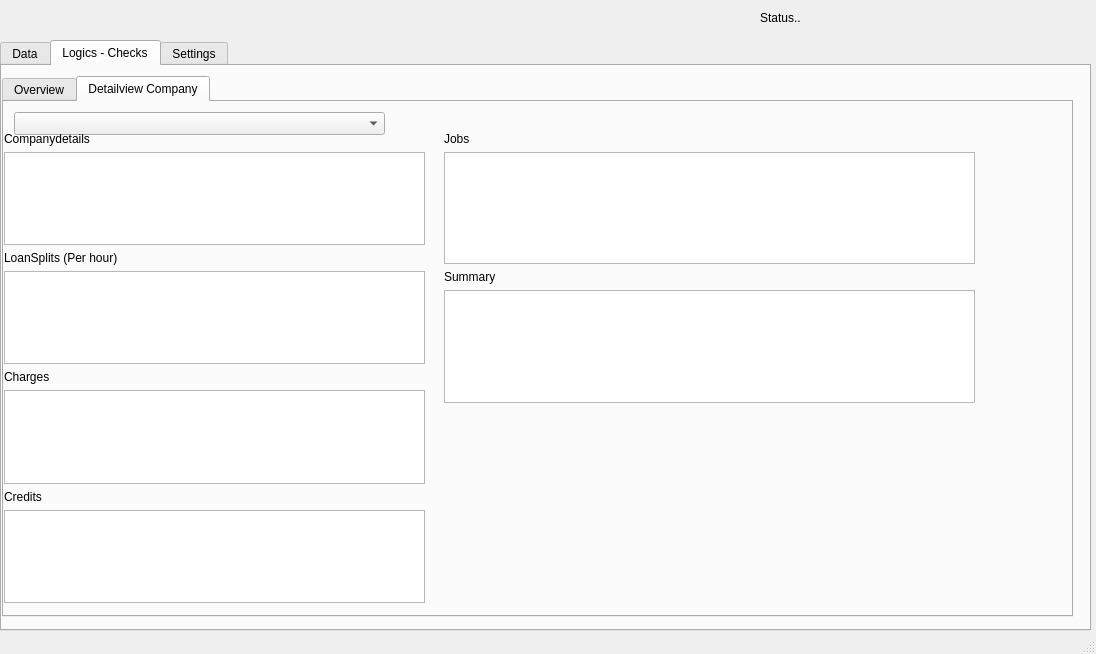
Before: the Qt Designer form main.ui in hersche/jobManagement, drawn with Qt 5.
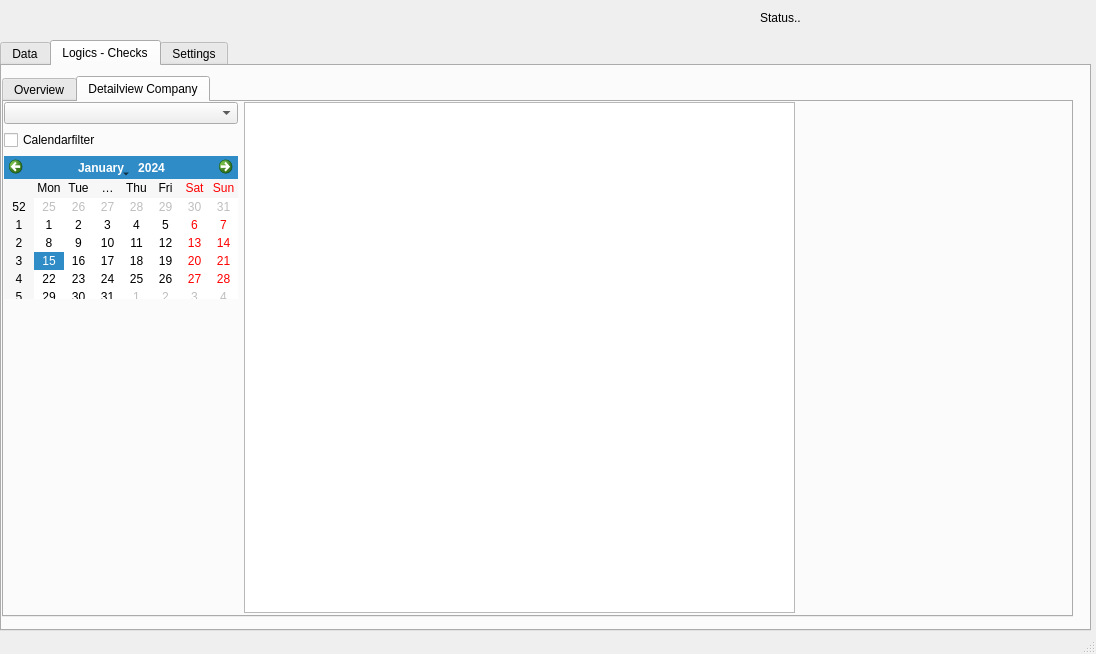
After: the same form once the commit is applied. Custom widgets are drawn as their Qt base class.

Diff of the .ui file:
```diff
--- a/main.ui
+++ b/main.ui
@@ -1060,13 +1060,13 @@
        <attribute name="title">
         <string>Detailview Company</string>
        </attribute>
-       <widget class="QComboBox" name="companyViewList">
+       <widget class="QTextEdit" name="companyViewText">
         <property name="geometry">
          <rect>
-          <x>10</x>
-          <y>10</y>
-          <width>371</width>
-          <height>23</height>
+          <x>240</x>
+          <y>0</y>
+          <width>551</width>
+          <height>511</height>
          </rect>
         </property>
        </widget>
@@ -1074,87 +1074,25 @@
         <property name="geometry">
          <rect>
           <x>0</x>
-          <y>30</y>
-          <width>421</width>
-          <height>471</height>
+          <y>0</y>
+          <width>234</width>
+          <height>197</height>
          </rect>
         </property>
-        <layout class="QFormLayout" name="formLayout_8">
-         <property name="fieldGrowthPolicy">
-          <enum>QFormLayout::ExpandingFieldsGrow</enum>
-         </property>
-         <item row="1" column="0">
-          <widget class="QLabel" name="label_28">
-           <property name="text">
-            <string>Companydetails</string>
-           </property>
-          </widget>
-         </item>
-         <item row="2" column="0" colspan="2">
-          <widget class="QTextEdit" name="companyViewBasic"/>
-         </item>
-         <item row="3" column="0">
-          <widget class="QLabel" name="label_29">
-           <property name="text">
-            <string>LoanSplits (Per hour)</string>
-           </property>
-          </widget>
-         </item>
-         <item row="4" column="0" colspan="2">
-          <widget class="QTextEdit" name="companyViewLoanSplits"/>
-         </item>
-         <item row="5" column="0">
-          <widget class="QLabel" name="label_30">
-           <property name="text">
-            <string>Charges</string>
-           </property>
-          </widget>
-         </item>
-         <item row="6" column="0" colspan="2">
-          <widget class="QTextEdit" name="companyViewCharges"/>
-         </item>
-         <item row="7" column="0">
-          <widget class="QLabel" name="label_31">
-           <property name="text">
-            <string>Credits</string>
-           </property>
-          </widget>
-         </item>
-         <item row="8" column="0" colspan="2">
-          <widget class="QTextEdit" name="companyViewCredits"/>
-         </item>
-        </layout>
-       </widget>
-       <widget class="QWidget" name="formLayoutWidget_9">
-        <property name="geometry">
-         <rect>
-          <x>440</x>
-          <y>30</y>
-          <width>531</width>
-          <height>271</height>
-         </rect>
-        </property>
-        <layout class="QFormLayout" name="formLayout_9">
+        <layout class="QGridLayout" name="gridLayout">
          <item row="0" column="0">
-          <widget class="QLabel" name="label_33">
-           <property name="text">
-            <string>Jobs</string>
-           </property>
-          </widget>
-         </item>
-         <item row="1" column="0" colspan="2">
-          <widget class="QTextEdit" name="companyViewJobs"/>
+          <widget class="QComboBox" name="companyViewList"/>
          </item>
          <item row="2" column="0">
-          <widget class="QLabel" name="label_32">
+          <widget class="QCalendarWidget" name="companyViewCalendar"/>
+         </item>
+         <item row="1" column="0">
+          <widget class="QCheckBox" name="companyViewCalendarFilter">
            <property name="text">
-            <string>Summary</string>
+            <string>Calendarfilter</string>
            </property>
           </widget>
          </item>
-         <item row="3" column="0" colspan="2">
-          <widget class="QTextEdit" name="companyViewSummary"/>
-         </item>
         </layout>
        </widget>
       </widget>
```
Left out of the diff: 2 changed lines with no effect on the pictures.
